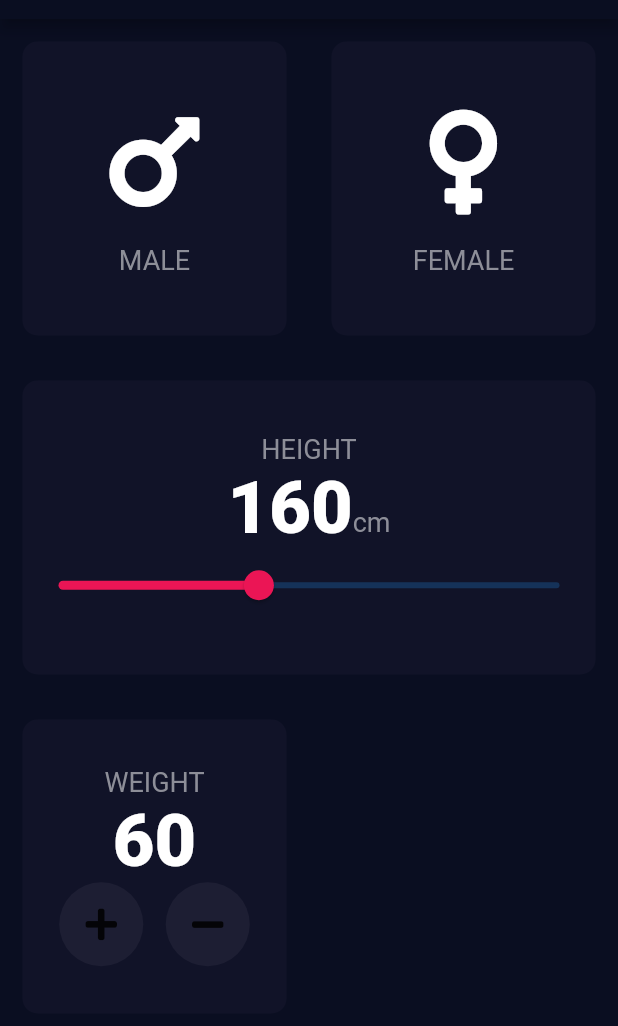
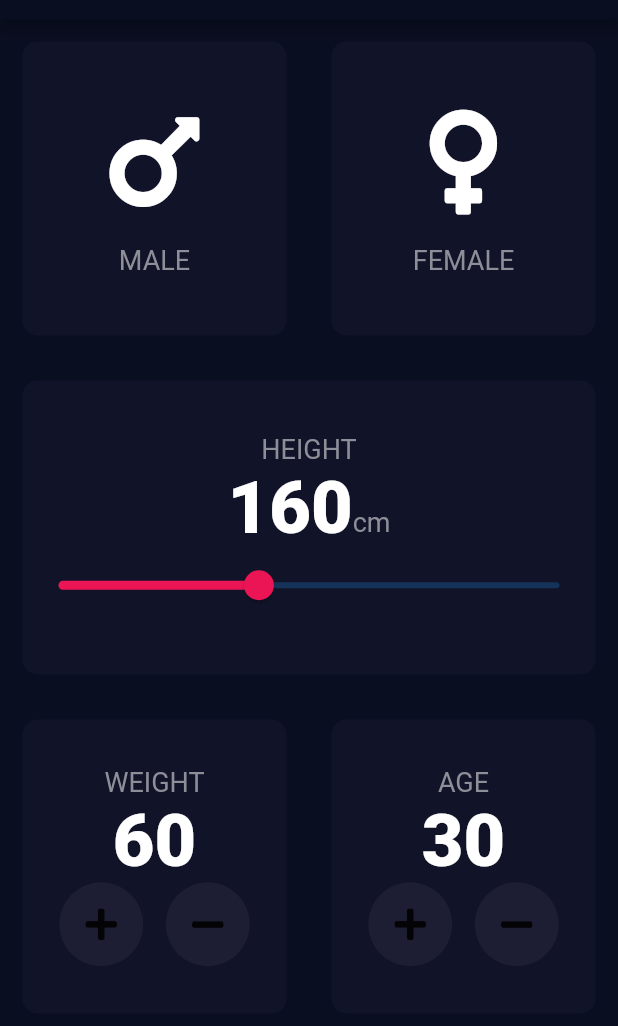
Before and after one commit to sukie2/flutter_bmi_calculator, a Flutter app: the screen it shows after launch, on a phone screen of 412 x 824 dp, the part 65-1091 px from its top. Run offline on Flutter 3.47's test engine with Material 2 defaults, Android fonts, the phone set to English and light mode, and no system bars; our stand-ins replace font_awesome_flutter.

Commit message:
age controller added

```diff
--- a/lib/input_page.dart
+++ b/lib/input_page.dart
@@ -17,6 +17,7 @@ class _FirstPageState extends State<FirstPage> {
   Gender selectedCard;
   double height = 160;
   double weight = 60;
+  double age = 30;
 
   @override
   Widget build(BuildContext context) {
@@ -151,7 +152,46 @@ class _FirstPageState extends State<FirstPage> {
                   ),
                 ),
                 Expanded(
-                  child: ReusableCard(),
+                  child: ReusableCard(
+                    color: inActiveCardColor,
+                    cardChild: Column(
+                      mainAxisAlignment: MainAxisAlignment.center,
+                      children: [
+                        Text(
+                          'AGE',
+                          style: labelStyle,
+                        ),
+                        Text(
+                          age.round().toString(),
+                          style: kNumberStyle,
+                        ),
+                        Row(
+                          mainAxisAlignment: MainAxisAlignment.center,
+                          children: [
+                            RoundedIconButton(
+                              icon: FontAwesomeIcons.plus,
+                              onTap: () {
+                                setState(() {
+                                  age++;
+                                });
+                              },
+                            ),
+                            SizedBox(
+                              width: 15.0,
+                            ),
+                            RoundedIconButton(
+                              icon: FontAwesomeIcons.minus,
+                              onTap: () {
+                                setState(() {
+                                  age--;
+                                });
+                              },
+                            )
+                          ],
+                        ),
+                      ],
+                    ),
+                  ),
                 ),
               ],
             ),
```
